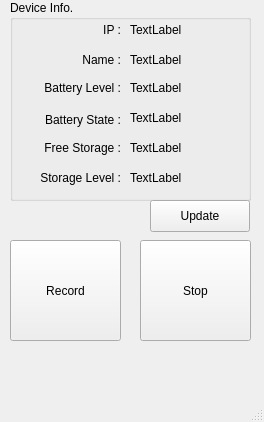
First picture: the form in MainWindow.ui, repository elecun/flame-avsim-neon, before the edit.
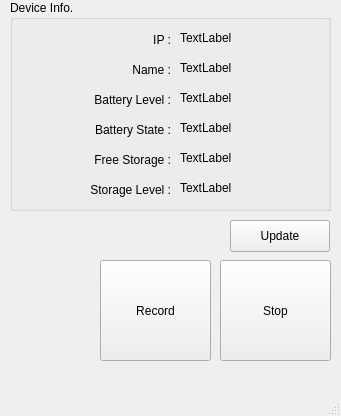
Second picture: the form after the edit. Icons and pictures are not drawn.

What changed in the file:
```diff
--- a/MainWindow.ui
+++ b/MainWindow.ui
@@ -6,8 +6,8 @@
    <rect>
     <x>0</x>
     <y>0</y>
-    <width>264</width>
-    <height>422</height>
+    <width>341</width>
+    <height>416</height>
    </rect>
   </property>
   <property name="windowTitle">
@@ -17,8 +17,8 @@
    <widget class="QPushButton" name="btn_record_start">
     <property name="geometry">
      <rect>
-      <x>10</x>
-      <y>240</y>
+      <x>100</x>
+      <y>260</y>
       <width>111</width>
       <height>101</height>
      </rect>
@@ -34,8 +34,8 @@
    <widget class="QPushButton" name="btn_record_stop">
     <property name="geometry">
      <rect>
-      <x>140</x>
-      <y>240</y>
+      <x>220</x>
+      <y>260</y>
       <width>111</width>
       <height>101</height>
      </rect>
@@ -53,8 +53,8 @@
      <rect>
       <x>10</x>
       <y>0</y>
-      <width>241</width>
-      <height>201</height>
+      <width>321</width>
+      <height>211</height>
      </rect>
     </property>
     <property name="title">
@@ -63,9 +63,9 @@
     <widget class="QLabel" name="label_ip">
      <property name="geometry">
       <rect>
-       <x>20</x>
-       <y>20</y>
-       <width>91</width>
+       <x>40</x>
+       <y>30</y>
+       <width>121</width>
        <height>20</height>
       </rect>
      </property>
@@ -79,9 +79,9 @@
     <widget class="QLabel" name="label_name">
      <property name="geometry">
       <rect>
-       <x>20</x>
-       <y>50</y>
-       <width>91</width>
+       <x>40</x>
+       <y>60</y>
+       <width>121</width>
        <height>20</height>
       </rect>
      </property>
@@ -95,10 +95,10 @@
     <widget class="QLabel" name="label_battery_level">
      <property name="geometry">
       <rect>
-       <x>20</x>
-       <y>80</y>
-       <width>91</width>
-       <height>16</height>
+       <x>40</x>
+       <y>90</y>
+       <width>121</width>
+       <height>20</height>
       </rect>
      </property>
      <property name="text">
@@ -111,10 +111,10 @@
     <widget class="QLabel" name="label_free_storage">
      <property name="geometry">
       <rect>
-       <x>20</x>
-       <y>140</y>
-       <width>91</width>
-       <height>16</height>
+       <x>40</x>
+       <y>150</y>
+       <width>121</width>
+       <height>20</height>
       </rect>
      </property>
      <property name="text">
@@ -127,9 +127,9 @@
     <widget class="QLabel" name="label_battery_state">
      <property name="geometry">
       <rect>
-       <x>20</x>
-       <y>110</y>
-       <width>91</width>
+       <x>40</x>
+       <y>120</y>
+       <width>121</width>
        <height>20</height>
       </rect>
      </property>
@@ -143,10 +143,10 @@
     <widget class="QLabel" name="label_storage_level">
      <property name="geometry">
       <rect>
-       <x>10</x>
-       <y>170</y>
-       <width>101</width>
-       <height>16</height>
+       <x>40</x>
+       <y>180</y>
+       <width>121</width>
+       <height>20</height>
       </rect>
      </property>
      <property name="text">
@@ -159,8 +159,8 @@
     <widget class="QLabel" name="label_ip_text">
      <property name="geometry">
       <rect>
-       <x>120</x>
-       <y>22</y>
+       <x>170</x>
+       <y>30</y>
        <width>111</width>
        <height>16</height>
       </rect>
@@ -172,8 +172,8 @@
     <widget class="QLabel" name="label_name_text">
      <property name="geometry">
       <rect>
-       <x>120</x>
-       <y>52</y>
+       <x>170</x>
+       <y>60</y>
        <width>111</width>
        <height>16</height>
       </rect>
@@ -185,8 +185,8 @@
     <widget class="QLabel" name="label_battery_level_text">
      <property name="geometry">
       <rect>
-       <x>120</x>
-       <y>80</y>
+       <x>170</x>
+       <y>90</y>
        <width>111</width>
        <height>16</height>
       </rect>
@@ -198,8 +198,8 @@
     <widget class="QLabel" name="label_battery_state_text">
      <property name="geometry">
       <rect>
-       <x>120</x>
-       <y>110</y>
+       <x>170</x>
+       <y>120</y>
        <width>111</width>
        <height>16</height>
       </rect>
@@ -211,8 +211,8 @@
     <widget class="QLabel" name="label_free_storage_text">
      <property name="geometry">
       <rect>
-       <x>120</x>
-       <y>140</y>
+       <x>170</x>
+       <y>150</y>
        <width>111</width>
        <height>16</height>
       </rect>
@@ -224,8 +224,8 @@
     <widget class="QLabel" name="label_storage_level_text">
      <property name="geometry">
       <rect>
-       <x>120</x>
-       <y>170</y>
+       <x>170</x>
+       <y>180</y>
        <width>111</width>
        <height>16</height>
       </rect>
@@ -238,8 +238,8 @@
    <widget class="QPushButton" name="btn_update">
     <property name="geometry">
      <rect>
-      <x>150</x>
-      <y>200</y>
+      <x>230</x>
+      <y>220</y>
       <width>100</width>
       <height>32</height>
      </rect>
```
Left out of the diff: 4 changed lines with no effect on the pictures.
